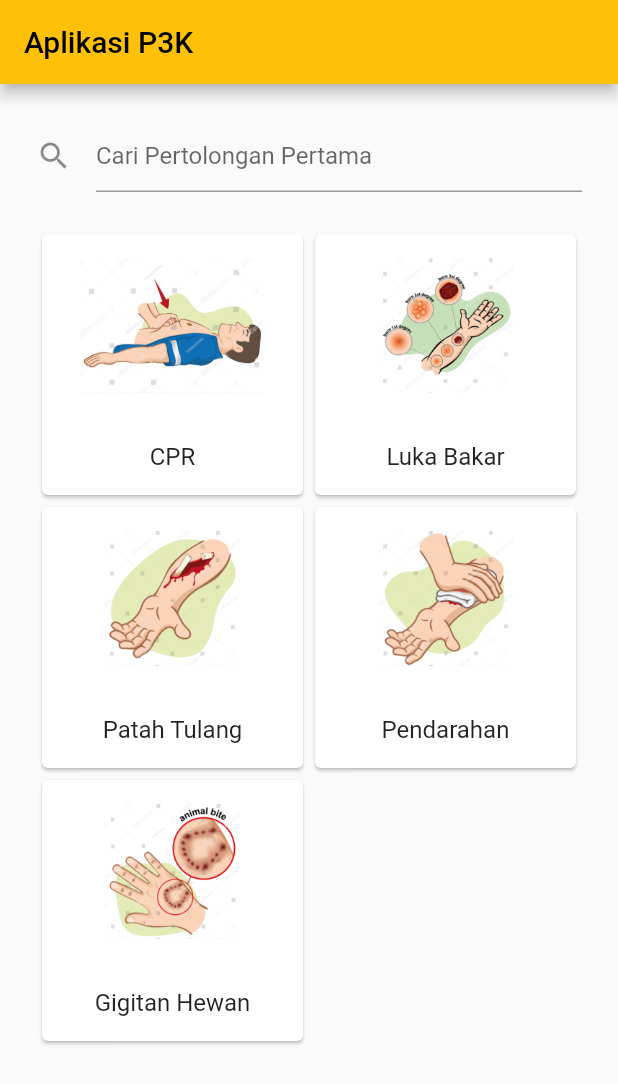
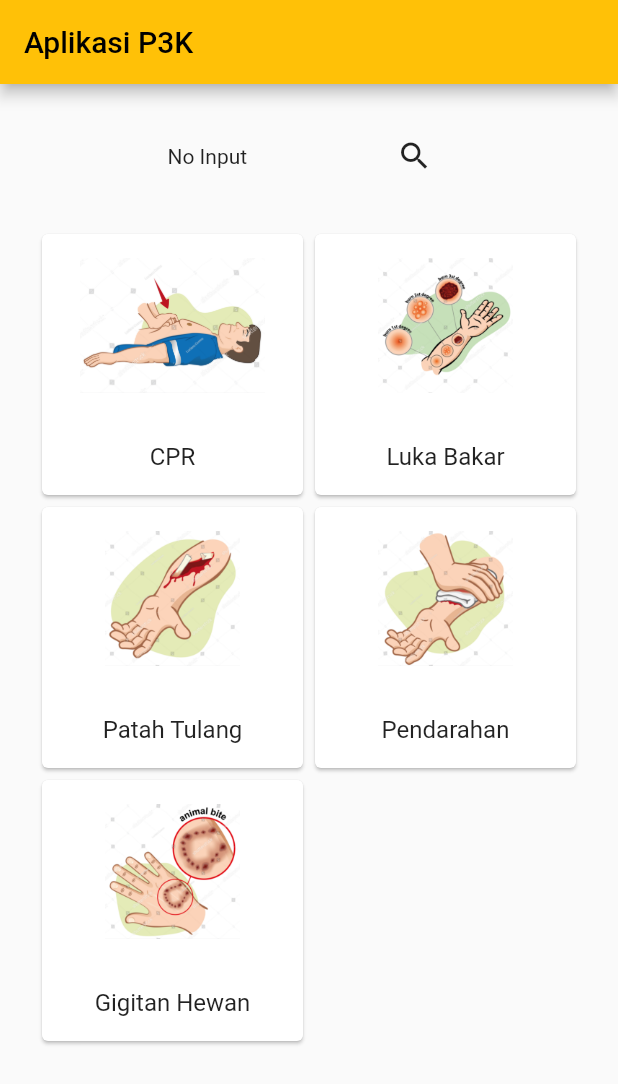
Before and after one commit to fakhri-rasyad/first_aid_app, a Flutter app: the screen it shows after launch, on a phone screen of 412 x 824 dp. Shown: the top 1084 px of the screen. Run offline on Flutter 3.47's test engine with Material 2 defaults, Android fonts, the phone set to English and light mode, and no system bars.

Commit message:
13:07 30/04/2023

```diff
--- a/lib/main.dart
+++ b/lib/main.dart
@@ -29,6 +29,7 @@ class MainPage extends StatefulWidget {
 
 class _MainPageState extends State<MainPage> {
   List _pertolonganPertama = [];
+  bool _isInput = true;
   Future<void> readJson() async {
     final String response =
         await rootBundle.loadString('content/pertolongan_pertama.json');
@@ -58,10 +59,24 @@ class _MainPageState extends State<MainPage> {
             children: [
               Container(
                 margin: EdgeInsets.only(bottom: 24.0),
-                child: TextField(
-                  decoration: InputDecoration(
-                      hintText: 'Cari Pertolongan Pertama',
-                      icon: Icon(Icons.search)),
+                child: Row(
+                  mainAxisAlignment: MainAxisAlignment.spaceEvenly,
+                  children: [
+                    _isInput
+                        ? Text('No Input')
+                        : TextField(
+                            decoration: InputDecoration(
+                              hintText: 'Cari Pertolongan Pertama',
+                            ),
+                          ),
+                    IconButton(
+                        onPressed: () {
+                          setState(() {
+                            _isInput = !_isInput;
+                          });
+                        },
+                        icon: Icon(Icons.search))
+                  ],
                 ),
               ),
               Expanded(
```
